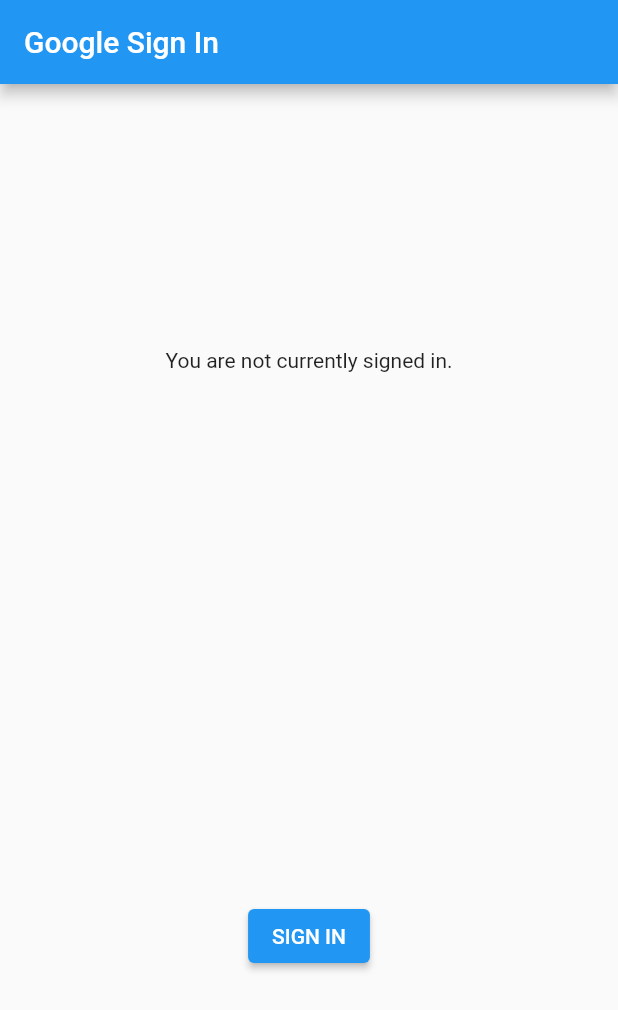
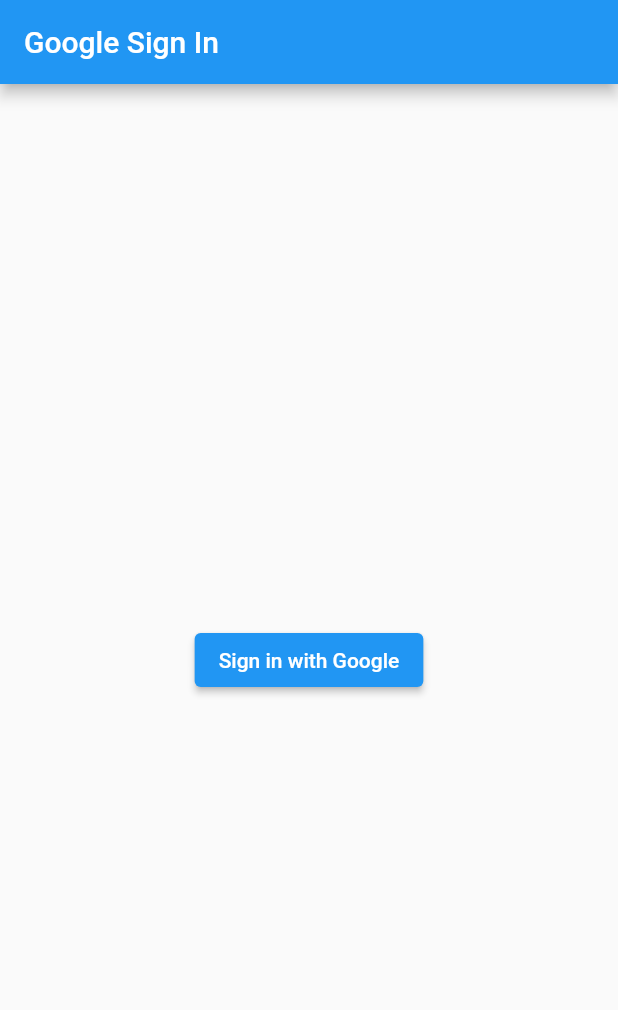
Before and after one commit to matheushoeltgebaum/bolao-app, a Flutter app: the screen it shows after launch, on a phone screen of 412 x 824 dp. Shown: the top 1010 px of the screen. Run offline on Flutter 3.47's test engine with Material 2 defaults, Android fonts, the phone set to English and light mode, and no system bars; our stand-ins replace firebase_auth, firebase_core, flutter_dotenv, flutter_riverpod, flutter_secure_storage, google_sign_in and 1 more; accounts and stored records are empty.

Commit message:
Sign in with Google, via Firebase

```diff
--- a/lib/features/login/presentation/login.dart
+++ /dev/null
@@ -1,127 +0,0 @@
-import 'dart:async';
-import 'dart:convert' show json;
-
-import 'package:flutter/material.dart';
-import 'package:google_sign_in/google_sign_in.dart';
-import 'package:flutter_dotenv/flutter_dotenv.dart';
-import 'package:http/http.dart' as http;
-
-GoogleSignIn _googleSignIn = GoogleSignIn(
-  clientId: dotenv.env['GOOGLE_CLIENT_ID'],
-  scopes: <String>[
-    'email',
-    'profile',
-  ],
-);
-
-class SignIn extends StatefulWidget {
-  const SignIn({Key? key}) : super(key: key);
-
-  @override
-  State createState() => SignInState();
-}
-
-class SignInState extends State<SignIn> {
-  GoogleSignInAccount? _currentUser;
-  String _contactText = '';
-
-  @override
-  void initState() {
-    super.initState();
-
-    _googleSignIn.onCurrentUserChanged
-        .listen((GoogleSignInAccount? account) async {
-      setState(() {
-        _currentUser = account;
-      });
-
-      if (_currentUser != null) {
-        _validateGoogleToken(_currentUser!);
-      }
-    });
-
-    _googleSignIn.signInSilently();
-  }
-
-  Future<void> _validateGoogleToken(GoogleSignInAccount user) async {
-    final GoogleSignInAuthentication auth = await _currentUser!.authentication;
-    final headers = {'Content-Type': 'application/json; charset=UTF-8'};
-    final body = {'idToken': auth.idToken};
-
-    try {
-      final http.Response response = await http.post(
-          Uri.parse('${dotenv.env['API_URL']}auth/google'),
-          headers: headers,
-          body: json.encode(body));
-
-      if (response.statusCode != 200) {
-        setState(() {
-          _contactText = 'Could not validate Google Token.';
-          print(
-              'Status code: ${response.statusCode} response: ${response.body}');
-        });
-        return;
-      }
-
-      final dynamic data = json.decode(response.body);
-      setState(() {
-        if (data != null) {
-          _contactText = 'Token JWT: ${data['jwt']}';
-        } else {
-          _contactText = 'Could not generate token JWT';
-        }
-      });
-    } catch (exception) {
-      print(exception);
-    }
-  }
-
-  Future<void> _handleSignIn() async {
-    try {
-      await _googleSignIn.signIn();
-    } catch (error) {
-      print(error);
-    }
-  }
-
-  Future<void> _handleSignOut() => _googleSignIn.disconnect();
-
-  Widget _buildBody() {
-    final GoogleSignInAccount? user = _currentUser;
-
-    if (user != null) {
-      return Column(
-        mainAxisAlignment: MainAxisAlignment.spaceAround,
-        children: <Widget>[
-          ListTile(
-            leading: GoogleUserCircleAvatar(
-              identity: user,
-            ),
-            title: Text(user.displayName ?? ''),
-            subtitle: Text(user.email),
-          ),
-          const Text('Signed in successfully.'),
-          Text(_contactText),
-          ElevatedButton(
-              onPressed: _handleSignOut, child: const Text('SIGN OUT'))
-        ],
-      );
-    } else {
-      return Column(
-          mainAxisAlignment: MainAxisAlignment.spaceAround,
-          children: <Widget>[
-            const Text('You are not currently signed in.'),
-            ElevatedButton(
-                onPressed: _handleSignIn, child: const Text('SIGN IN'))
-          ]);
-    }
-  }
-
-  @override
-  Widget build(BuildContext context) {
-    return Scaffold(
-        appBar: AppBar(title: const Text('Google Sign In')),
-        body: ConstrainedBox(
-            constraints: const BoxConstraints.expand(), child: _buildBody()));
-  }
-}
--- a/lib/main.dart
+++ b/lib/main.dart
@@ -1,33 +1,14 @@
+import 'package:bolao_app/src/features/app.dart';
+import 'package:firebase_core/firebase_core.dart';
 import 'package:flutter/material.dart';
 import 'package:flutter_dotenv/flutter_dotenv.dart';
-import './features/login/presentation/login.dart';
+import 'package:flutter_riverpod/flutter_riverpod.dart';
+
+import 'firebase_options.dart';
 
 Future main() async {
+  WidgetsFlutterBinding.ensureInitialized();
   await dotenv.load(fileName: 'env/.env');
-  runApp(const MyApp());
+  await Firebase.initializeApp(options: DefaultFirebaseOptions.currentPlatform);
+  runApp(const ProviderScope(child: MyApp()));
 }
-
-class MyApp extends StatelessWidget {
-  const MyApp({Key? key}) : super(key: key);
-
-  // This widget is the root of your application.
-  @override
-  Widget build(BuildContext context) {
-    return MaterialApp(
-      title: 'Flutter Demo',
-      theme: ThemeData(
-        // This is the theme of your application.
-        //
-        // Try running your application with "flutter run". You'll see the
-        // application has a blue toolbar. Then, without quitting the app, try
-        // changing the primarySwatch below to Colors.green and then invoke
-        // "hot reload" (press "r" in the console where you ran "flutter run",
-        // or simply save your changes to "hot reload" in a Flutter IDE).
-        // Notice that the counter didn't reset back to zero; the application
-        // is not restarted.
-        primarySwatch: Colors.blue,
-      ),
-      home: const SignIn(),
-    );
-  }
-}
--- /dev/null
+++ b/lib/src/features/app.dart
@@ -0,0 +1,18 @@
+import 'package:bolao_app/src/features/login/presentation/auth_screen.dart';
+import 'package:flutter/material.dart';
+
+class MyApp extends StatelessWidget {
+  const MyApp({Key? key}) : super(key: key);
+
+  // This widget is the root of your application.
+  @override
+  Widget build(BuildContext context) {
+    return MaterialApp(
+      title: 'Flutter Demo',
+      theme: ThemeData(
+        primarySwatch: Colors.blue,
+      ),
+      home: const AuthScreen(),
+    );
+  }
+}
--- /dev/null
+++ b/lib/src/features/login/presentation/auth_screen.dart
@@ -0,0 +1,23 @@
+import 'package:bolao_app/src/features/login/data/auth_repository.dart';
+import 'package:bolao_app/src/features/login/presentation/sign_in_screen.dart';
+import 'package:flutter/material.dart';
+import 'package:flutter_riverpod/flutter_riverpod.dart';
+
+import 'account_screen.dart';
+
+class AuthScreen extends ConsumerWidget {
+  const AuthScreen({Key? key}) : super(key: key);
+
+  @override
+  Widget build(BuildContext context, WidgetRef ref) {
+    final authState = ref.watch(authValidationProvider);
+
+    return authState.maybeWhen(
+        data: (isValid) {
+          return isValid != null && isValid
+              ? const AccountScreen()
+              : const SignInScreen();
+        },
+        orElse: () => const SignInScreen());
+  }
+}
--- /dev/null
+++ b/lib/src/features/login/presentation/sign_in_controller.dart
@@ -0,0 +1,27 @@
+import 'package:bolao_app/src/features/login/data/auth_repository.dart';
+import 'package:flutter_riverpod/flutter_riverpod.dart';
+
+// Create a StateNotifier subclass using AsyncValue<void> as the state
+class SignInScreenController extends StateNotifier<AsyncValue<void>> {
+  //Set the initial value
+  SignInScreenController({required this.authRepository})
+      : super(const AsyncData(null));
+
+  final AuthRepository authRepository;
+
+  Future<void> signIn() async {
+    // set the state to loading
+    state = const AsyncLoading();
+
+    // call `authRepository.signIn` and await for the result
+    state = await AsyncValue.guard<void>(() => authRepository.signIn());
+  }
+}
+
+final signInScreenControllerProvider =
+    // StateNotifierProvider takes the controller class and state class as type arguments
+    StateNotifierProvider.autoDispose<SignInScreenController, AsyncValue<void>>(
+        (ref) {
+  return SignInScreenController(
+      authRepository: ref.watch(authRepositoryProvider));
+});
--- /dev/null
+++ b/lib/src/features/login/presentation/sign_in_screen.dart
@@ -0,0 +1,33 @@
+import 'package:bolao_app/src/features/login/presentation/sign_in_controller.dart';
+import 'package:bolao_app/src/utils/async_value_ui.dart';
+import 'package:flutter/material.dart';
+import 'package:flutter_riverpod/flutter_riverpod.dart';
+
+class SignInScreen extends ConsumerWidget {
+  const SignInScreen({Key? key}) : super(key: key);
+
+  @override
+  Widget build(BuildContext context, WidgetRef ref) {
+    ref.listen<AsyncValue>(
+      signInScreenControllerProvider,
+      (_, state) => state.showSnackbarOnError(context),
+    );
+
+    // watch and rebuild when the state changes
+    final AsyncValue<void> state = ref.watch(signInScreenControllerProvider);
+
+    return Scaffold(
+        appBar: AppBar(title: const Text('Google Sign In')),
+        body: Center(
+            child: ElevatedButton(
+          onPressed: state.isLoading
+              ? null
+              : () =>
+                  ref.read(signInScreenControllerProvider.notifier).signIn(),
+          // conditionally show a CircularProgressIndicator if the state is "loading"
+          child: state.isLoading
+              ? const CircularProgressIndicator()
+              : const Text('Sign in with Google'),
+        )));
+  }
+}
--- a/pubspec.yaml
+++ b/pubspec.yaml
@@ -37,6 +37,11 @@
   google_sign_in: ^5.4.1
   http: ^0.13.5
   flutter_dotenv: ^5.0.2
+  flutter_riverpod: ^2.0.0-dev.9
+  rxdart: ^0.27.5
+  firebase_auth: ^3.8.0
+  firebase_core: ^1.22.0
+  flutter_secure_storage: ^6.0.0
 
 dev_dependencies:
   flutter_test:
```
Also changed, not shown: lib/features/login/data/auth_repository.dart (deleted, +0 -12 lines), lib/src/api/bolao_api.dart (added, +21 -0 lines), lib/src/features/login/data/auth_repository.dart (added, +142 -0 lines), lib/src/features/login/domain/user_auth.dart (added, +10 -0 lines), lib/src/features/login/presentation/account_screen.dart (added, +44 -0 lines), lib/src/features/login/presentation/account_screen_controller.dart (added, +20 -0 lines), lib/src/utils/async_value_ui.dart (added, +11 -0 lines), lib/src/utils/in_memory_store.dart (added, +22 -0 lines), lib/firebase_options.dart (added), pubspec.lock, 11 other files.
